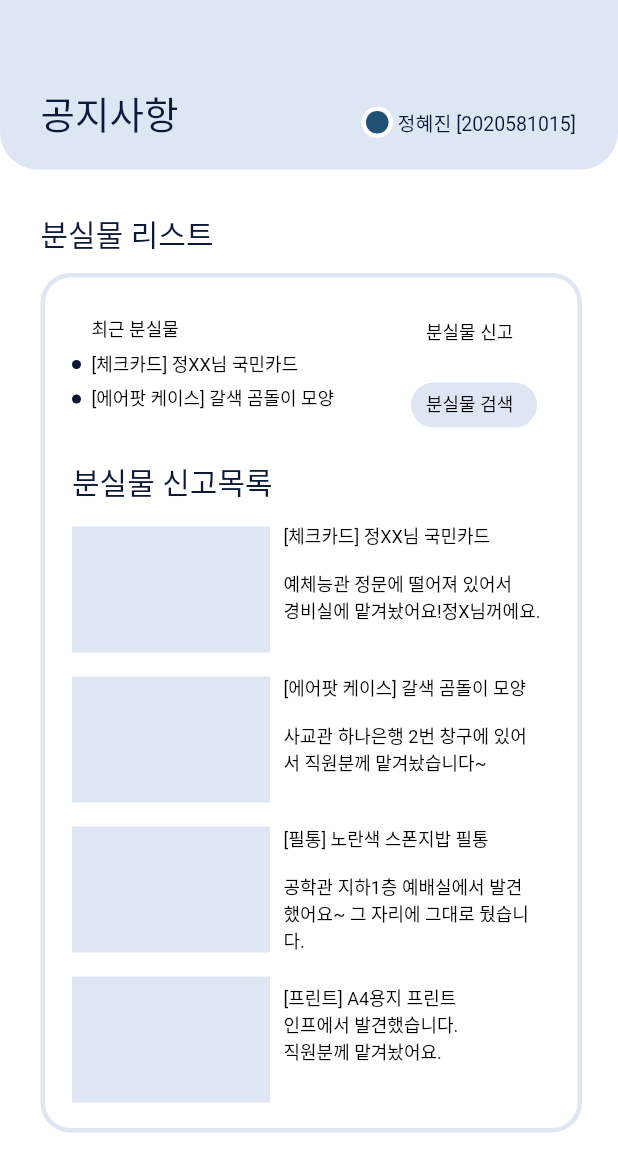
After one commit to suzumsz/Everything_Jeon, a Flutter app: the XDinfo_list screen opened by its route, on a phone screen of 412 x 824 dp. The commit adds this screen. Shown: the top 1172 px of the screen. Run offline on Flutter 3.47's test engine with Material 2 defaults, Android fonts, the phone set to English and light mode, and no system bars; Roboto replaces fonts that are missing (DX유니고딕 20).

Commit message:
공지사항 xd 파일 commit

```diff
--- a/lib/MainPage.dart
+++ b/lib/MainPage.dart
@@ -61,6 +61,17 @@ class MainPage extends StatelessWidget {
               title: Text('SettingPage'),
               onTap: () {
                 Navigator.pushNamed(context, '/SettingPage');
+              },
+              trailing: Icon(Icons.arrow_forward),
+            ),
+            ListTile(
+              leading: Icon(
+                Icons.home,
+                color: Colors.grey,
+              ),
+              title: Text('XDinfo_list-진원이가달라고한페이지'),
+              onTap: () {
+                Navigator.pushNamed(context, '/XDinfo_list');
               },
               trailing: Icon(Icons.arrow_forward),
             ),
--- /dev/null
+++ b/lib/XDinfo_list.dart
@@ -0,0 +1,303 @@
+import 'package:flutter/material.dart';
+
+// ignore: camel_case_types
+class XDinfo_list extends StatelessWidget {
+  XDinfo_list({
+    Key key,
+  }) : super(key: key);
+  @override
+  Widget build(BuildContext context) {
+    return Scaffold(
+      backgroundColor: const Color(0xffffffff),
+      body: Stack(
+        children: <Widget>[
+          Transform.translate(
+            offset: Offset(48.0, 351.0),
+            child: Container(
+              width: 132.0,
+              height: 84.0,
+              decoration: BoxDecoration(
+                color: const Color(0xffdfe6f3),
+              ),
+            ),
+          ),
+          Transform.translate(
+            offset: Offset(48.0, 451.0),
+            child: Container(
+              width: 132.0,
+              height: 84.0,
+              decoration: BoxDecoration(
+                color: const Color(0xffdfe6f3),
+              ),
+            ),
+          ),
+          Transform.translate(
+            offset: Offset(48.0, 551.0),
+            child: Container(
+              width: 132.0,
+              height: 84.0,
+              decoration: BoxDecoration(
+                color: const Color(0xffdfe6f3),
+              ),
+            ),
+          ),
+          Transform.translate(
+            offset: Offset(48.0, 651.0),
+            child: Container(
+              width: 132.0,
+              height: 84.0,
+              decoration: BoxDecoration(
+                color: const Color(0xffdfe6f3),
+              ),
+            ),
+          ),
+          // Adobe XD layer: 'Background' (shape)
+          Container(
+            width: 415.0,
+            height: 113.0,
+            decoration: BoxDecoration(
+              borderRadius: BorderRadius.only(
+                bottomRight: Radius.circular(25.0),
+                bottomLeft: Radius.circular(25.0),
+              ),
+              color: const Color(0xffdfe6f3),
+            ),
+          ),
+          Transform.translate(
+            offset: Offset(27.0, 57.0),
+            child: Text(
+              '공지사항',
+              style: TextStyle(
+                fontFamily: 'DX유니고딕 20',
+                fontSize: 25,
+                color: const Color(0xff0c1939),
+              ),
+              textAlign: TextAlign.left,
+            ),
+          ),
+          Transform.translate(
+            offset: Offset(265.0, 72.0),
+            child: Text(
+              '정혜진 [2020581015]',
+              style: TextStyle(
+                fontFamily: 'DX유니고딕 20',
+                fontSize: 13,
+                color: const Color(0xff0a1736),
+              ),
+              textAlign: TextAlign.left,
+            ),
+          ),
+          Transform.translate(
+            offset: Offset(27.0, 141.0),
+            child: Text(
+              '분실물 리스트',
+              style: TextStyle(
+                fontFamily: 'DX유니고딕 20',
+                fontSize: 20,
+                color: const Color(0xff0c1939),
+              ),
+              textAlign: TextAlign.left,
+            ),
+          ),
+          Transform.translate(
+            offset: Offset(48.0, 306.0),
+            child: Text(
+              '분실물 신고목록',
+              style: TextStyle(
+                fontFamily: 'DX유니고딕 20',
+                fontSize: 20,
+                color: const Color(0xff0c1939),
+              ),
+              textAlign: TextAlign.left,
+            ),
+          ),
+          Transform.translate(
+            offset: Offset(27.0, 182.0),
+            child: Container(
+              width: 361.0,
+              height: 573.0,
+              decoration: BoxDecoration(
+                borderRadius: BorderRadius.circular(20.0),
+                border: Border.all(width: 3.0, color: const Color(0xffdfe6f3)),
+              ),
+            ),
+          ),
+          Transform.translate(
+            offset: Offset(61.0, 210.0),
+            child: Text(
+              '최근 분실물',
+              style: TextStyle(
+                fontFamily: 'DX유니고딕 20',
+                fontSize: 12,
+                color: const Color(0xff000000),
+              ),
+              textAlign: TextAlign.left,
+            ),
+          ),
+          Transform.translate(
+            offset: Offset(61.0, 233.0),
+            child: Text(
+              '[체크카드] 정XX님 국민카드',
+              style: TextStyle(
+                fontFamily: 'DX유니고딕 20',
+                fontSize: 12,
+                color: const Color(0xff000000),
+              ),
+              textAlign: TextAlign.left,
+            ),
+          ),
+          Transform.translate(
+            offset: Offset(61.0, 256.0),
+            child: Text(
+              '[에어팟 케이스] 갈색 곰돌이 모양',
+              style: TextStyle(
+                fontFamily: 'DX유니고딕 20',
+                fontSize: 12,
+                color: const Color(0xff000000),
+              ),
+              textAlign: TextAlign.left,
+            ),
+          ),
+          Transform.translate(
+            offset: Offset(189.0, 348.0),
+            child: Text(
+              '[체크카드] 정XX님 국민카드\n\n예체능관 정문에 떨어져 있어서\n경비실에 맡겨놨어요!정X님꺼에요.',
+              style: TextStyle(
+                fontFamily: 'DX유니고딕 20',
+                fontSize: 12,
+                color: const Color(0xff000000),
+              ),
+              textAlign: TextAlign.left,
+            ),
+          ),
+          Transform.translate(
+            offset: Offset(189.0, 449.0),
+            child: Text(
+              '[에어팟 케이스] 갈색 곰돌이 모양\n\n사교관 하나은행 2번 창구에 있어\n서 직원분께 맡겨놨습니다~',
+              style: TextStyle(
+                fontFamily: 'DX유니고딕 20',
+                fontSize: 12,
+                color: const Color(0xff000000),
+              ),
+              textAlign: TextAlign.left,
+            ),
+          ),
+          Transform.translate(
+            offset: Offset(189.0, 550.0),
+            child: Text(
+              '[필통] 노란색 스폰지밥 필통\n\n공학관 지하1층 예배실에서 발견\n했어요~ 그 자리에 그대로 뒀습니\n다.',
+              style: TextStyle(
+                fontFamily: 'DX유니고딕 20',
+                fontSize: 12,
+                color: const Color(0xff000000),
+              ),
+              textAlign: TextAlign.left,
+            ),
+          ),
+          Transform.translate(
+            offset: Offset(189.0, 656.0),
+            child: Text(
+              '[프린트] A4용지 프린트\n인프에서 발견했습니다.\n직원분께 맡겨놨어요. \n',
+              style: TextStyle(
+                fontFamily: 'DX유니고딕 20',
+                fontSize: 12,
+                color: const Color(0xff000000),
+              ),
+              textAlign: TextAlign.left,
+            ),
+          ),
+          Transform.translate(
+            offset: Offset(48.0, 240.0),
+            child: Container(
+              width: 6.0,
+              height: 6.0,
+              decoration: BoxDecoration(
+                borderRadius:
+                    BorderRadius.all(Radius.elliptical(9999.0, 9999.0)),
+                color: const Color(0xff0a1736),
+              ),
+            ),
+          ),
+          Transform.translate(
+            offset: Offset(48.0, 263.0),
+            child: Container(
+              width: 6.0,
+              height: 6.0,
+              decoration: BoxDecoration(
+                borderRadius:
+                    BorderRadius.all(Radius.elliptical(9999.0, 9999.0)),
+                color: const Color(0xff0a1736),
+              ),
+            ),
+          ),
+          Transform.translate(
+            offset: Offset(274.0, 207.0),
+            /*child: SvgPicture.string(
+              _svg_ecau1l,
+              allowDrawingOutsideViewBox: true,
+            ),*/ //-----> 분실물신고 싸고있는 버튼 넣음 돼
+          ),
+          Transform.translate(
+            offset: Offset(274.0, 255.0),
+            child: Container(
+              width: 84.0,
+              height: 30.0,
+              decoration: BoxDecoration(
+                borderRadius: BorderRadius.circular(15.0),
+                color: const Color(0xffdfe6f3),
+              ),
+            ),
+          ),
+          Transform.translate(
+            offset: Offset(284.0, 212.0),
+            child: Text(
+              '분실물 신고',
+              style: TextStyle(
+                fontFamily: 'DX유니고딕 20',
+                fontSize: 12,
+                color: const Color(0xff000000),
+              ),
+              textAlign: TextAlign.left,
+            ),
+          ),
+          Transform.translate(
+            offset: Offset(284.0, 260.0),
+            child: Text(
+              '분실물 검색',
+              style: TextStyle(
+                fontFamily: 'DX유니고딕 20',
+                fontSize: 12,
+                color: const Color(0xff000000),
+              ),
+              textAlign: TextAlign.left,
+            ),
+          ),
+          Transform.translate(
+            offset: Offset(241.0, 71.0),
+            child: Container(
+              width: 21.0,
+              height: 21.0,
+              decoration: BoxDecoration(
+                borderRadius:
+                    BorderRadius.all(Radius.elliptical(9999.0, 9999.0)),
+                color: const Color(0xffffffff),
+              ),
+            ),
+          ),
+          Transform.translate(
+            offset: Offset(244.0, 74.0),
+            child: Container(
+              width: 15.0,
+              height: 15.0,
+              decoration: BoxDecoration(
+                borderRadius:
+                    BorderRadius.all(Radius.elliptical(9999.0, 9999.0)),
+                color: const Color(0xff205072),
+              ),
+            ),
+          ),
+        ],
+      ),
+    );
+  }
+}
--- a/lib/main.dart
+++ b/lib/main.dart
@@ -5,6 +5,7 @@ import 'ReservationPage.dart';
 import 'NoticePage.dart';
 import 'LocationPage.dart';
 import 'SettingPage.dart';
+import 'XDinfo_list.dart';
 
 void main() => runApp(MyApp());
 
@@ -21,6 +22,7 @@ class MyApp extends StatelessWidget {
         '/NoticePage': (context) => NoticePage(),
         '/LocationPage': (context) => LocationPage(),
         '/SettingPage': (context) => SettingPage(),
+        '/XDinfo_list': (context) => XDinfo_list(),
       },
     );
   }
--- a/pubspec.yaml
+++ b/pubspec.yaml
@@ -23,6 +23,7 @@ environment:
 dependencies:
   flutter:
     sdk: flutter
+  adobe_xd: ^1.0.0+1
 
 
   # The following adds the Cupertino Icons font to your application.
```
Also changed, not shown: pubspec.lock.
